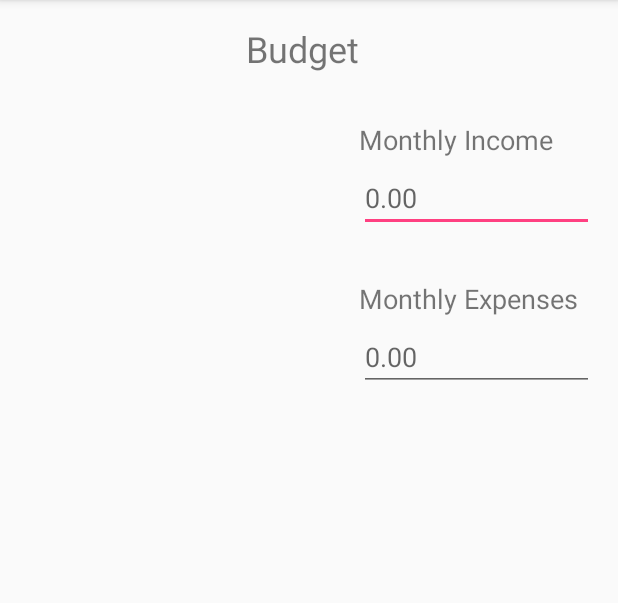
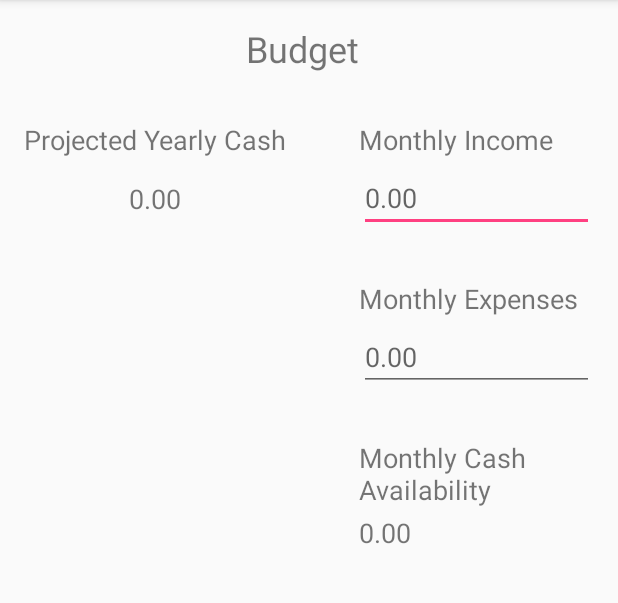
Before and after one commit to CIS4952/CIS4951, an Android app: the screen it shows after launch (MainActivity), on a phone screen of 412 x 824 dp, the part 84-687 px from its top. Run offline under Robolectric (Android 15) with nearby library versions, the phone set to English and light mode, and no system bars.

Commit message:
Updated budget page Calculations to come

```diff
--- a/app/src/main/res/layout/activity_main.xml
+++ b/app/src/main/res/layout/activity_main.xml
@@ -72,4 +72,56 @@
         app:layout_constraintEnd_toEndOf="parent"
         app:layout_constraintStart_toStartOf="@+id/editText"
         app:layout_constraintTop_toBottomOf="@+id/textView3" />
+
+    <TextView
+        android:id="@+id/textView4"
+        android:layout_width="0dp"
+        android:layout_height="wrap_content"
+        android:layout_marginLeft="16dp"
+        android:layout_marginStart="16dp"
+        android:text="@string/projected_yearly_cash"
+        android:textSize="18sp"
+        app:layout_constraintBottom_toBottomOf="@+id/textView2"
+        app:layout_constraintStart_toStartOf="parent"
+        app:layout_constraintTop_toTopOf="@+id/textView2" />
+
+    <TextView
+        android:id="@+id/textView5"
+        android:layout_width="0dp"
+        android:layout_height="46dp"
+        android:layout_marginLeft="16dp"
+        android:layout_marginStart="16dp"
+        android:layout_marginTop="4dp"
+        android:gravity="center"
+        android:text="@string/projected_yearly_cash_output"
+        android:textSize="18sp"
+        app:layout_constraintEnd_toEndOf="@+id/textView4"
+        app:layout_constraintStart_toStartOf="parent"
+        app:layout_constraintTop_toBottomOf="@+id/textView4" />
+
+    <TextView
+        android:id="@+id/textView6"
+        android:layout_width="0dp"
+        android:layout_height="wrap_content"
+        android:layout_marginEnd="16dp"
+        android:layout_marginRight="16dp"
+        android:layout_marginTop="32dp"
+        android:text="@string/monthly_cash_availability"
+        android:textSize="18sp"
+        app:layout_constraintEnd_toEndOf="parent"
+        app:layout_constraintStart_toStartOf="@+id/textView2"
+        app:layout_constraintTop_toBottomOf="@+id/editText2" />
+
+    <TextView
+        android:id="@+id/textView7"
+        android:layout_width="0dp"
+        android:layout_height="wrap_content"
+        android:layout_marginEnd="16dp"
+        android:layout_marginRight="16dp"
+        android:layout_marginTop="4dp"
+        android:text="@string/monthly_cash_avail_output"
+        android:textSize="18sp"
+        app:layout_constraintEnd_toEndOf="parent"
+        app:layout_constraintStart_toStartOf="@+id/textView6"
+        app:layout_constraintTop_toBottomOf="@+id/textView6" />
 </android.support.constraint.ConstraintLayout>
--- a/app/src/main/res/values/strings.xml
+++ b/app/src/main/res/values/strings.xml
@@ -5,4 +5,8 @@
     <string name="monthly_expenses">Monthly Expenses</string>
     <string name="monthly_income_input">0.00</string>
     <string name="monthly_expenses_input">0.00</string>
+    <string name="projected_yearly_cash">Projected Yearly Cash</string>
+    <string name="projected_yearly_cash_output">0.00</string>
+    <string name="monthly_cash_availability">Monthly Cash Availability</string>
+    <string name="monthly_cash_avail_output">0.00</string>
 </resources>
```
